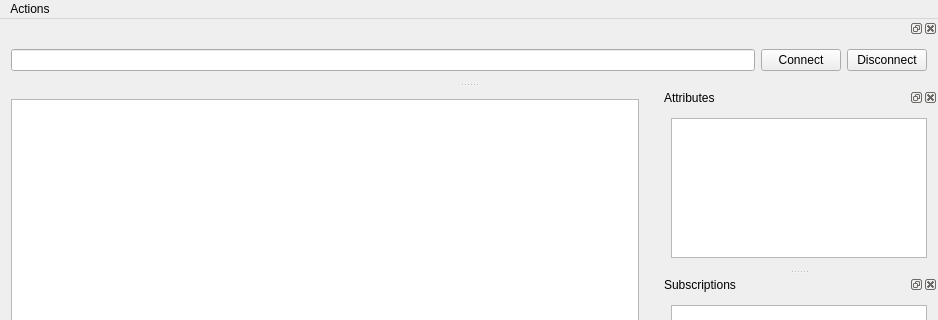
This is mainwindow_ui.ui in FreeOpcUa/opcua-client-gui as Qt 5 draws it before an edit; both pictures show x 0 to 938 and y 0 to 320 of the 938 by 689 pixel window. The edited form follows.
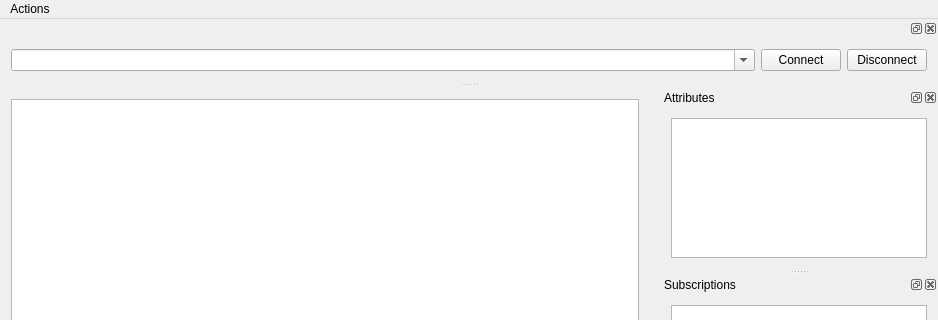
This is the edited form.

Commit message: use combobox for address to allow address history

Patch:
```diff
--- a/mainwindow_ui.ui
+++ b/mainwindow_ui.ui
@@ -79,9 +79,6 @@
    </attribute>
    <widget class="QWidget" name="dockWidgetContents_2">
     <layout class="QGridLayout" name="gridLayout">
-     <item row="0" column="0">
-      <widget class="QLineEdit" name="addrLineEdit"/>
-     </item>
      <item row="0" column="1">
       <widget class="QPushButton" name="connectButton">
        <property name="text">
@@ -96,6 +93,22 @@
        </property>
       </widget>
      </item>
+     <item row="0" column="0">
+      <widget class="QComboBox" name="addrComboBox">
+       <property name="sizePolicy">
+        <sizepolicy hsizetype="Expanding" vsizetype="Fixed">
+         <horstretch>0</horstretch>
+         <verstretch>0</verstretch>
+        </sizepolicy>
+       </property>
+       <property name="editable">
+        <bool>true</bool>
+       </property>
+       <property name="insertPolicy">
+        <enum>QComboBox::InsertAtTop</enum>
+       </property>
+      </widget>
+     </item>
     </layout>
    </widget>
   </widget>
```
The commit also changes 1 other file.
